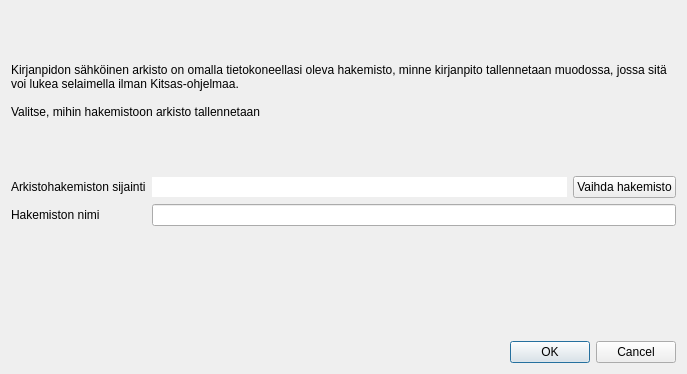
artoh/kitupiikki, file kitsas/arkistoija/arkistohakemistodialogi.ui: the form before one commit.
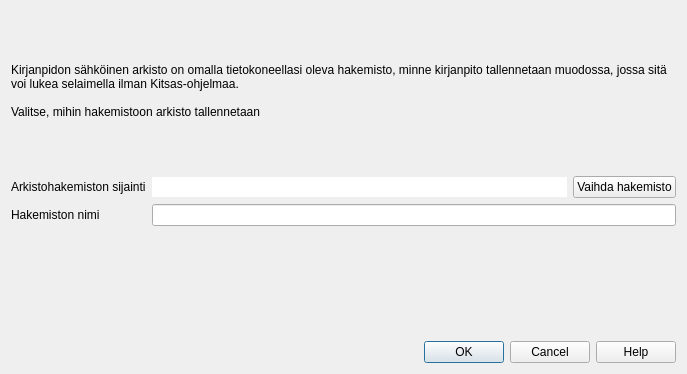
The form after the commit. Icons and pictures are not drawn.

```diff
--- a/kitsas/arkistoija/arkistohakemistodialogi.ui
+++ b/kitsas/arkistoija/arkistohakemistodialogi.ui
@@ -84,7 +84,7 @@
       <enum>Qt::Horizontal</enum>
      </property>
      <property name="standardButtons">
-      <set>QDialogButtonBox::Cancel|QDialogButtonBox::Ok</set>
+      <set>QDialogButtonBox::Cancel|QDialogButtonBox::Help|QDialogButtonBox::Ok</set>
      </property>
     </widget>
    </item>
```
